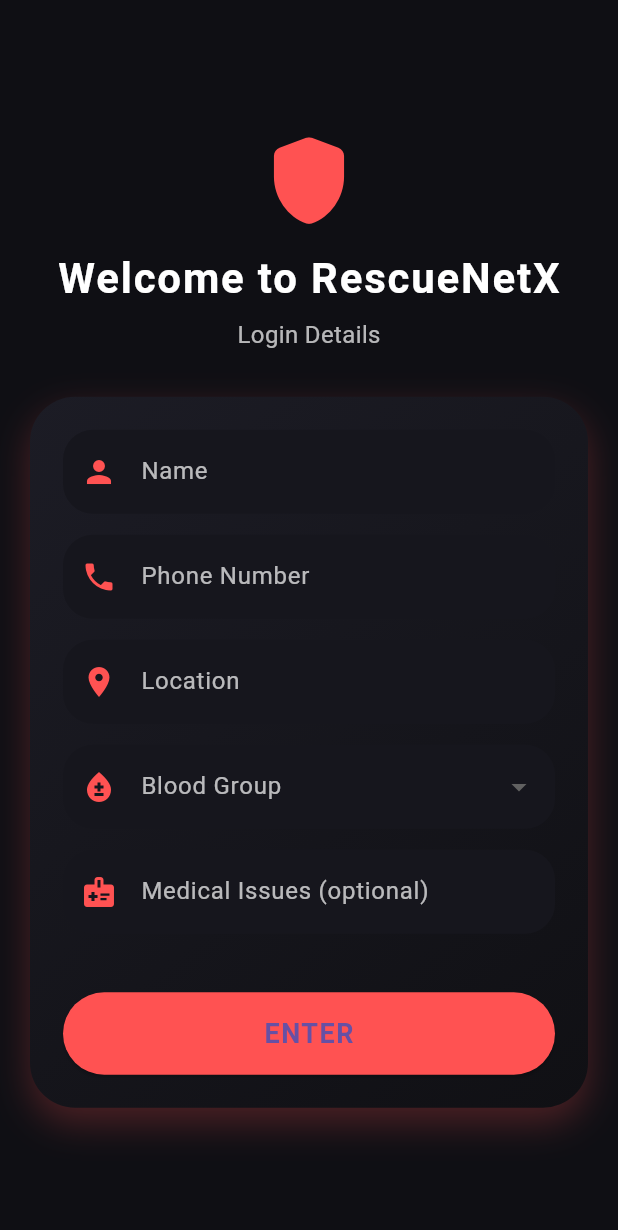
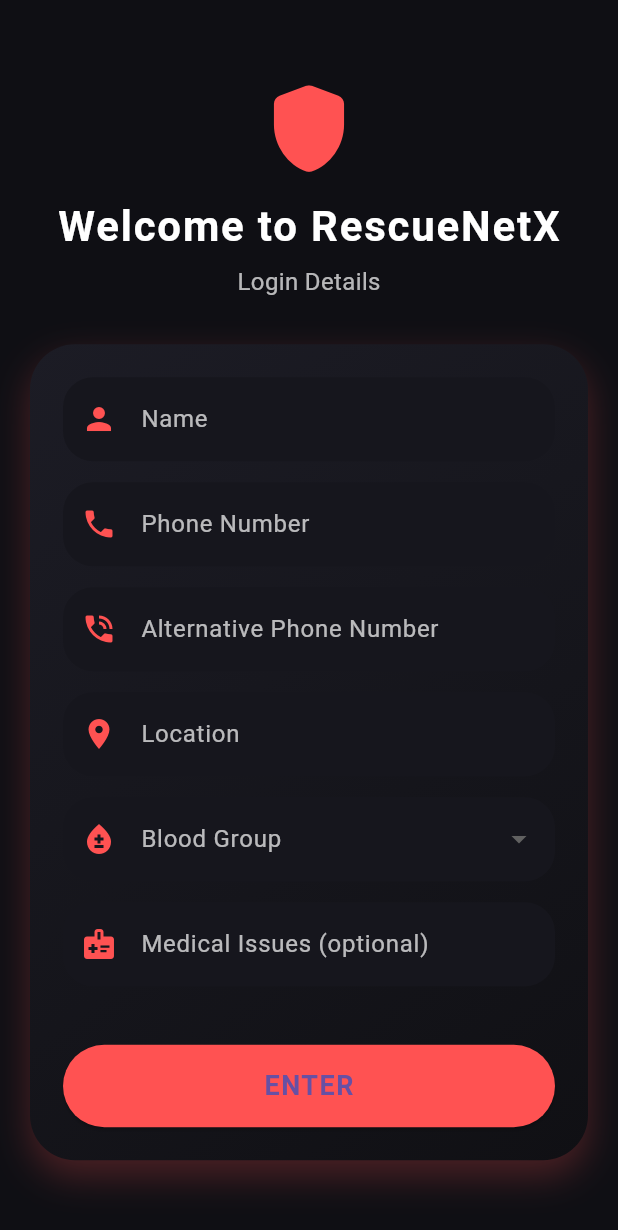
Before and after one commit to jaishrivijayakumar/RescueNetX, a Flutter app: the screen it shows after launch, on a phone screen of 412 x 824 dp. Shown: the top 1230 px of the screen. Run offline on Flutter 3.47's test engine with Material 3 defaults, Android fonts, the phone set to English and light mode, and no system bars; our stand-ins replace shared_preferences.

Commit message:
Added alternative phone number field with digits-only input

```diff
--- /dev/null
+++ b/rescue_net_x/devtools_options.yaml
@@ -0,0 +1,3 @@
+description: This file stores settings for Dart & Flutter DevTools.
+documentation: https://docs.flutter.dev/tools/devtools/extensions#configure-extension-enablement-states
+extensions:
--- a/rescue_net_x/lib/screens/community_help_board.dart
+++ b/rescue_net_x/lib/screens/community_help_board.dart
@@ -50,8 +50,7 @@
 
   Widget _helpCard({
     required IconData icon,
-    required String title,
-    String? description, // ✅ optional now
+    required String title, // ✅ optional now
   }) {
     return Container(
       margin: const EdgeInsets.only(bottom: 16),
--- a/rescue_net_x/lib/screens/enter_details_screen.dart
+++ b/rescue_net_x/lib/screens/enter_details_screen.dart
@@ -1,6 +1,7 @@
 import 'home_screen.dart';
 import 'package:flutter/material.dart';
 import 'package:shared_preferences/shared_preferences.dart';
+import 'package:flutter/services.dart';
 
 class EnterDetailsScreen extends StatefulWidget {
   const EnterDetailsScreen({super.key});
@@ -13,6 +14,7 @@
     with SingleTickerProviderStateMixin {
   final _nameController = TextEditingController();
   final _phoneController = TextEditingController();
+  final _altPhoneController = TextEditingController();
   final _locationController = TextEditingController();
   final _medicalController = TextEditingController();
 
@@ -55,10 +57,9 @@
     await prefs.setString('medical', _medicalController.text);
 
     Navigator.pushReplacement(
-  context,
-  MaterialPageRoute(builder: (_) => const HomeScreen()),
-);
-
+      context,
+      MaterialPageRoute(builder: (_) => const HomeScreen()),
+    );
   }
 
   @override
@@ -98,7 +99,6 @@
                   ),
                   const SizedBox(height: 30),
 
-                  // CYLINDER CARD
                   Container(
                     padding: const EdgeInsets.all(22),
                     decoration: BoxDecoration(
@@ -119,8 +119,18 @@
                     child: Column(
                       children: [
                         _field('Name', _nameController, Icons.person),
-                        _field('Phone Number', _phoneController, Icons.phone,
-                            isNumber: true),
+                        _field(
+                          'Phone Number',
+                          _phoneController,
+                          Icons.phone,
+                          isNumber: true,
+                        ),
+                        _field(
+                          'Alternative Phone Number',
+                          _altPhoneController,
+                          Icons.phone_in_talk,
+                          isNumber: true,
+                        ),
                         _field('Location', _locationController, Icons.location_on),
                         _bloodDropdown(),
                         _field(
@@ -162,13 +172,20 @@
     );
   }
 
-  Widget _field(String label, TextEditingController controller, IconData icon,
-      {bool isNumber = false}) {
+  // ONLY CHANGE IS HERE (inputFormatters)
+  Widget _field(
+    String label,
+    TextEditingController controller,
+    IconData icon, {
+    bool isNumber = false,
+  }) {
     return Padding(
       padding: const EdgeInsets.only(bottom: 14),
       child: TextField(
         controller: controller,
         keyboardType: isNumber ? TextInputType.phone : TextInputType.text,
+        inputFormatters:
+            isNumber ? [FilteringTextInputFormatter.digitsOnly] : [],
         style: const TextStyle(color: Colors.white),
         decoration: InputDecoration(
           prefixIcon: Icon(icon, color: Colors.redAccent),
```
